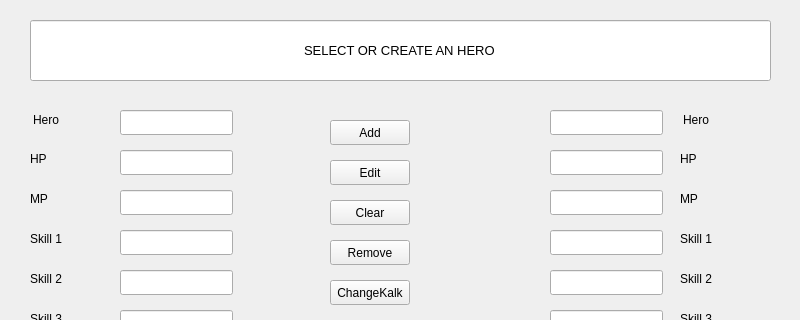
First picture: the form in GUI/herowindow.ui, repository Dogemist/Progetto-Kalk-p2, before the edit; both pictures show x 0 to 800 and y 0 to 320 of the 800 by 600 pixel window.
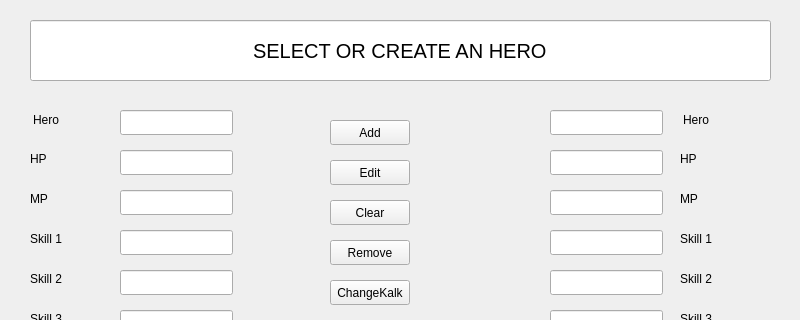
Second picture: the form after the edit.

Patch:
```diff
--- a/GUI/herowindow.ui
+++ b/GUI/herowindow.ui
@@ -454,7 +454,7 @@
     </property>
     <property name="font">
      <font>
-      <pointsize>10</pointsize>
+      <pointsize>15</pointsize>
      </font>
     </property>
     <property name="toolTip">
```
